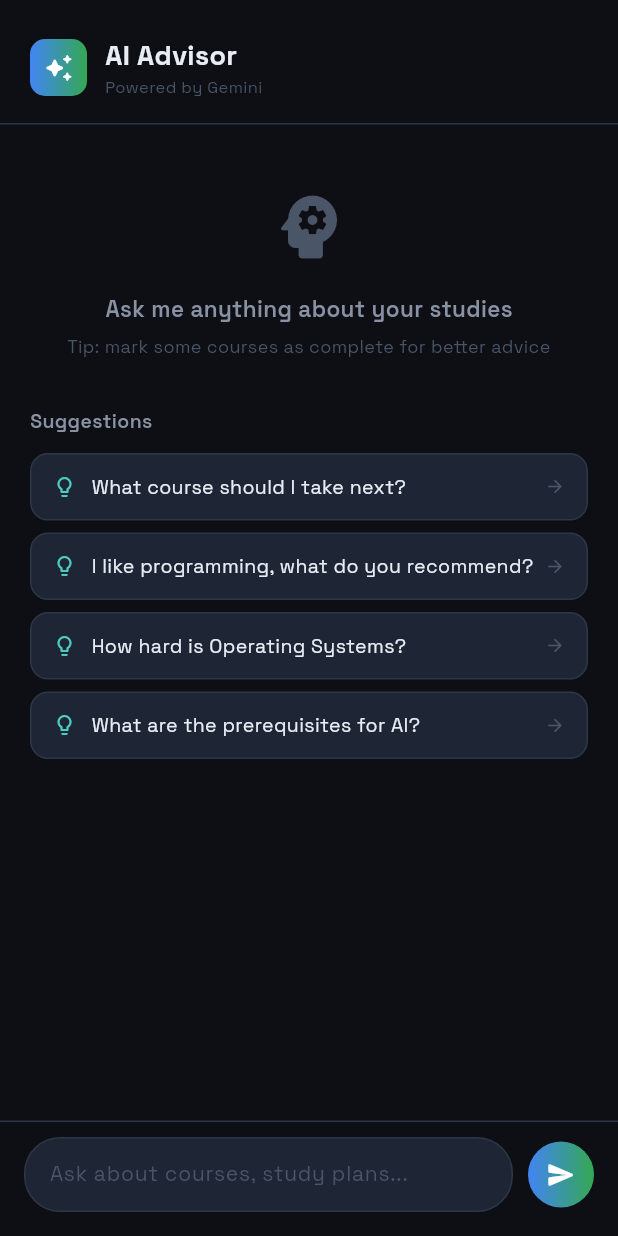
After one commit to Saudox/MobileApplicationStudyAdvisor, a Flutter app: the AiAdvisorScreen screen opened directly, after a tap on "What course should I take next?", after a tap on "Clear", on a phone screen of 412 x 824 dp. The commit adds this screen. Run offline on Flutter 3.47's test engine with Material 3 defaults, Android fonts, the phone set to English and light mode, and no system bars; our stand-ins replace google_fonts, percent_indicator, shared_preferences; accounts and stored records are empty; network calls fail.

Commit message:
added ai

```diff
--- /dev/null
+++ b/smart_study_advisor/lib/screens/ai_advisor_screen.dart
@@ -0,0 +1,516 @@
+import 'dart:convert';
+import 'package:flutter/material.dart';
+import 'package:http/http.dart' as http;
+import 'package:provider/provider.dart';
+import '../services/student_provider.dart';
+import '../theme/app_theme.dart';
+import '../widgets/common_widgets.dart';
+
+class AiAdvisorScreen extends StatefulWidget {
+  const AiAdvisorScreen({super.key});
+
+  @override
+  State<AiAdvisorScreen> createState() => _AiAdvisorScreenState();
+}
+
+class _AiAdvisorScreenState extends State<AiAdvisorScreen> {
+  static const String _apiKey = 'AIzaSyDgtjSDQTopn_8HuO7NdzOGoeOFFOh5-PY';
+  static const String _apiUrl =
+      'https://generativelanguage.googleapis.com/v1beta/models/gemini-2.0-flash:generateContent';
+
+  final TextEditingController _questionCtrl = TextEditingController();
+  final ScrollController _scrollCtrl = ScrollController();
+
+  final List<_Message> _messages = [];
+  bool _loading = false;
+
+  @override
+  void dispose() {
+    _questionCtrl.dispose();
+    _scrollCtrl.dispose();
+    super.dispose();
+  }
+
+  String _buildPrompt(String userQuestion, StudentProvider provider) {
+    final completed = provider.completedCourses.isEmpty
+        ? 'None yet'
+        : provider.completedCourses.join(', ');
+    final interests = provider.interests.isEmpty
+        ? 'Not specified'
+        : provider.interests.join(', ');
+
+    return '''You are a Smart Study Advisor for Alexandria University's Computer & Systems Engineering (CSE) department.
+
+Student profile:
+- Completed courses: $completed
+- Interests: $interests
+
+The available course categories are: math, programming, hardware, theory, ai, systems, general.
+
+The student asks: "$userQuestion"
+
+Give helpful, specific, friendly advice about their studies. Keep it concise (3-5 sentences max).
+If recommending courses, mention why they fit the student's interests and completed courses.
+Do not use markdown formatting like ** or ## — use plain text only.''';
+  }
+
+  Future<void> _sendMessage(String question, StudentProvider provider) async {
+    if (question.trim().isEmpty) return;
+
+    setState(() {
+      _messages.add(_Message(text: question, isUser: true));
+      _loading = true;
+    });
+    _questionCtrl.clear();
+    _scrollToBottom();
+
+    try {
+      final response = await http.post(
+        Uri.parse('$_apiUrl?key=$_apiKey'),
+        headers: {'Content-Type': 'application/json'},
+        body: jsonEncode({
+          'contents': [
+            {
+              'parts': [
+                {'text': _buildPrompt(question, provider)}
+              ]
+            }
+          ],
+          'generationConfig': {
+            'temperature': 0.7,
+            'maxOutputTokens': 300,
+          }
+        }),
+      );
+
+      if (response.statusCode == 200) {
+        final data = jsonDecode(response.body);
+        final text = data['candidates'][0]['content']['parts'][0]['text']
+            as String;
+        setState(() {
+          _messages.add(_Message(text: text.trim(), isUser: false));
+          _loading = false;
+        });
+      } else {
+        throw Exception('Status ${response.statusCode}');
+      }
+    } catch (e) {
+      setState(() {
+        _messages.add(_Message(
+          text: 'Sorry, I could not connect to the AI. Check your internet connection and try again.',
+          isUser: false,
+          isError: true,
+        ));
+        _loading = false;
+      });
+    }
+    _scrollToBottom();
+  }
+
+  void _scrollToBottom() {
+    WidgetsBinding.instance.addPostFrameCallback((_) {
+      if (_scrollCtrl.hasClients) {
+        _scrollCtrl.animateTo(
+          _scrollCtrl.position.maxScrollExtent,
+          duration: const Duration(milliseconds: 300),
+          curve: Curves.easeOut,
+        );
+      }
+    });
+  }
+
+  @override
+  Widget build(BuildContext context) {
+    return Consumer<StudentProvider>(
+      builder: (context, provider, _) {
+        return Scaffold(
+          backgroundColor: AppTheme.background,
+          body: SafeArea(
+            child: Column(
+              children: [
+                _buildHeader(provider),
+                Expanded(
+                  child: _messages.isEmpty
+                      ? _buildEmptyState(provider)
+                      : _buildMessageList(),
+                ),
+                if (_loading) _buildTypingIndicator(),
+                _buildInputBar(provider),
+              ],
+            ),
+          ),
+        );
+      },
+    );
+  }
+
+  Widget _buildHeader(StudentProvider provider) {
+    return Container(
+      padding: const EdgeInsets.fromLTRB(20, 24, 20, 16),
+      decoration: BoxDecoration(
+        color: AppTheme.background,
+        border: Border(bottom: BorderSide(color: AppTheme.border)),
+      ),
+      child: Row(
+        children: [
+          Container(
+            width: 38,
+            height: 38,
+            decoration: BoxDecoration(
+              gradient: const LinearGradient(
+                colors: [Color(0xFF4285F4), Color(0xFF34A853)],
+              ),
+              borderRadius: BorderRadius.circular(10),
+            ),
+            child: const Icon(Icons.auto_awesome_rounded,
+                color: Colors.white, size: 20),
+          ),
+          const SizedBox(width: 12),
+          const Expanded(
+            child: Column(
+              crossAxisAlignment: CrossAxisAlignment.start,
+              children: [
+                Text('AI Advisor',
+                    style: TextStyle(
+                        color: AppTheme.textPrimary,
+                        fontSize: 18,
+                        fontWeight: FontWeight.w700)),
+                Text('Powered by Gemini',
+                    style: TextStyle(
+                        color: AppTheme.textMuted, fontSize: 11)),
+              ],
+            ),
+          ),
+          if (_messages.isNotEmpty)
+            GestureDetector(
+              onTap: () => setState(() => _messages.clear()),
+              child: Container(
+                padding:
+                    const EdgeInsets.symmetric(horizontal: 10, vertical: 5),
+                decoration: BoxDecoration(
+                  color: AppTheme.surfaceElevated,
+                  borderRadius: BorderRadius.circular(8),
+                  border: Border.all(color: AppTheme.border),
+                ),
+                child: const Text('Clear',
+                    style: TextStyle(
+                        color: AppTheme.textSecondary, fontSize: 12)),
+              ),
+            ),
+        ],
+      ),
+    );
+  }
+
+  Widget _buildEmptyState(StudentProvider provider) {
+    final suggestions = [
+      'What course should I take next?',
+      'I like programming, what do you recommend?',
+      'How hard is Operating Systems?',
+      'What are the prerequisites for AI?',
+    ];
+
+    return ListView(
+      padding: const EdgeInsets.all(20),
+      children: [
+        const SizedBox(height: 20),
+        const Center(
+          child: Icon(Icons.psychology_rounded,
+              size: 56, color: AppTheme.textMuted),
+        ),
+        const SizedBox(height: 16),
+        const Center(
+          child: Text('Ask me anything about your studies',
+              style: TextStyle(
+                  color: AppTheme.textSecondary,
+                  fontSize: 15,
+                  fontWeight: FontWeight.w600)),
+        ),
+        const SizedBox(height: 6),
+        Center(
+          child: Text(
+            provider.completedCourses.isEmpty
+                ? 'Tip: mark some courses as complete for better advice'
+                : 'I know you\'ve completed ${provider.completedCourses.length} courses',
+            textAlign: TextAlign.center,
+            style: const TextStyle(color: AppTheme.textMuted, fontSize: 12),
+          ),
+        ),
+        const SizedBox(height: 32),
+        const Text('Suggestions',
+            style: TextStyle(
+                color: AppTheme.textSecondary,
+                fontSize: 13,
+                fontWeight: FontWeight.w600)),
+        const SizedBox(height: 12),
+        ...suggestions.map((s) => GestureDetector(
+              onTap: () => _sendMessage(s, provider),
+              child: Container(
+                margin: const EdgeInsets.only(bottom: 8),
+                padding: const EdgeInsets.symmetric(
+                    horizontal: 14, vertical: 12),
+                decoration: BoxDecoration(
+                  color: AppTheme.surfaceElevated,
+                  borderRadius: BorderRadius.circular(12),
+                  border: Border.all(color: AppTheme.border),
+                ),
+                child: Row(
+                  children: [
+                    const Icon(Icons.lightbulb_outline_rounded,
+                        size: 16, color: AppTheme.accent),
+                    const SizedBox(width: 10),
+                    Expanded(
+                      child: Text(s,
+                          style: const TextStyle(
+                              color: AppTheme.textPrimary, fontSize: 13)),
+                    ),
+                    const Icon(Icons.arrow_forward_rounded,
+                        size: 14, color: AppTheme.textMuted),
+                  ],
+                ),
+              ),
+            )),
+      ],
+    );
+  }
+
+  Widget _buildMessageList() {
+    return ListView.builder(
+      controller: _scrollCtrl,
+      padding: const EdgeInsets.fromLTRB(20, 12, 20, 8),
+      itemCount: _messages.length,
+      itemBuilder: (context, idx) {
+        final msg = _messages[idx];
+        return _MessageBubble(message: msg);
+      },
+    );
+  }
+
+  Widget _buildTypingIndicator() {
+    return Padding(
+      padding: const EdgeInsets.fromLTRB(20, 0, 20, 8),
+      child: Row(
+        children: [
+          Container(
+            width: 32,
+            height: 32,
+            decoration: BoxDecoration(
+              gradient: const LinearGradient(
+                colors: [Color(0xFF4285F4), Color(0xFF34A853)],
+              ),
+              borderRadius: BorderRadius.circular(8),
+            ),
+            child: const Icon(Icons.auto_awesome_rounded,
+                color: Colors.white, size: 16),
+          ),
+          const SizedBox(width: 10),
+          Container(
+            padding:
+                const EdgeInsets.symmetric(horizontal: 14, vertical: 10),
+            decoration: BoxDecoration(
+              color: AppTheme.surfaceElevated,
+              borderRadius: BorderRadius.circular(14),
+            ),
+            child: const _TypingDots(),
+          ),
+        ],
+      ),
+    );
+  }
+
+  Widget _buildInputBar(StudentProvider provider) {
+    return Container(
+      padding: const EdgeInsets.fromLTRB(16, 10, 16, 16),
+      decoration: BoxDecoration(
+        color: AppTheme.background,
+        border: Border(top: BorderSide(color: AppTheme.border)),
+      ),
+      child: Row(
+        children: [
+          Expanded(
+            child: Container(
+              decoration: BoxDecoration(
+                color: AppTheme.surfaceElevated,
+                borderRadius: BorderRadius.circular(24),
+                border: Border.all(color: AppTheme.border),
+              ),
+              child: TextField(
+                controller: _questionCtrl,
+                style: const TextStyle(
+                    color: AppTheme.textPrimary, fontSize: 14),
+                maxLines: null,
+                textCapitalization: TextCapitalization.sentences,
+                decoration: const InputDecoration(
+                  hintText: 'Ask about courses, study plans...',
+                  hintStyle:
+                      TextStyle(color: AppTheme.textMuted, fontSize: 14),
+                  border: InputBorder.none,
+                  contentPadding: EdgeInsets.symmetric(
+                      horizontal: 16, vertical: 10),
+                ),
+                onSubmitted: (v) => _sendMessage(v, provider),
+              ),
+            ),
+          ),
+          const SizedBox(width: 10),
+          GestureDetector(
+            onTap: _loading
+                ? null
+                : () => _sendMessage(_questionCtrl.text, provider),
+            child: AnimatedContainer(
+              duration: const Duration(milliseconds: 200),
+              width: 44,
+              height: 44,
+              decoration: BoxDecoration(
+                gradient: _loading
+                    ? null
+                    : const LinearGradient(
+                        colors: [Color(0xFF4285F4), Color(0xFF34A853)],
+                      ),
+                color: _loading ? AppTheme.border : null,
+                shape: BoxShape.circle,
+              ),
+              child: Icon(
+                Icons.send_rounded,
+                color: _loading ? AppTheme.textMuted : Colors.white,
+                size: 20,
+              ),
+            ),
+          ),
+        ],
+      ),
+    );
+  }
+}
+
+class _Message {
+  final String text;
+  final bool isUser;
+  final bool isError;
+
+  _Message({required this.text, required this.isUser, this.isError = false});
+}
+
+class _MessageBubble extends StatelessWidget {
+  final _Message message;
+
+  const _MessageBubble({required this.message});
+
+  @override
+  Widget build(BuildContext context) {
+    final isUser = message.isUser;
+    return Padding(
+      padding: const EdgeInsets.only(bottom: 12),
+      child: Row(
+        mainAxisAlignment:
+            isUser ? MainAxisAlignment.end : MainAxisAlignment.start,
+        crossAxisAlignment: CrossAxisAlignment.end,
+        children: [
+          if (!isUser) ...[
+            Container(
+              width: 28,
+              height: 28,
+              decoration: BoxDecoration(
+                gradient: const LinearGradient(
+                  colors: [Color(0xFF4285F4), Color(0xFF34A853)],
+                ),
+                borderRadius: BorderRadius.circular(7),
+              ),
+              child: const Icon(Icons.auto_awesome_rounded,
+                  color: Colors.white, size: 14),
+            ),
+            const SizedBox(width: 8),
+          ],
+          Flexible(
+            child: Container(
+              padding: const EdgeInsets.symmetric(
+                  horizontal: 14, vertical: 10),
+              decoration: BoxDecoration(
+                color: isUser
+                    ? AppTheme.accent.withOpacity(0.2)
+                    : message.isError
+                        ? AppTheme.error.withOpacity(0.1)
+                        : AppTheme.surfaceElevated,
+                borderRadius: BorderRadius.only(
+                  topLeft: const Radius.circular(16),
+                  topRight: const Radius.circular(16),
+                  bottomLeft: Radius.circular(isUser ? 16 : 4),
+                  bottomRight: Radius.circular(isUser ? 4 : 16),
+                ),
+                border: Border.all(
+                  color: isUser
+                      ? AppTheme.accent.withOpacity(0.3)
+                      : message.isError
+                          ? AppTheme.error.withOpacity(0.3)
+                          : AppTheme.border,
+                ),
+              ),
+              child: Text(
+                message.text,
+                style: TextStyle(
+                  color: message.isError
+                      ? AppTheme.error
+                      : AppTheme.textPrimary,
+                  fontSize: 14,
+                  height: 1.4,
+                ),
+              ),
+            ),
+          ),
+          if (isUser) const SizedBox(width: 8),
+        ],
+      ),
+    );
+  }
+}
+
+class _TypingDots extends StatefulWidget {
+  const _TypingDots();
+
+  @override
+  State<_TypingDots> createState() => _TypingDotsState();
+}
+
+class _TypingDotsState extends State<_TypingDots>
+    with SingleTickerProviderStateMixin {
+  late AnimationController _ctrl;
+
+  @override
+  void initState() {
+    super.initState();
+    _ctrl = AnimationController(
+        vsync: this, duration: const Duration(milliseconds: 900))
+      ..repeat();
+  }
+
+  @override
+  void dispose() {
+    _ctrl.dispose();
+    super.dispose();
+  }
+
+  @override
+  Widget build(BuildContext context) {
+    return AnimatedBuilder(
+      animation: _ctrl,
+      builder: (_, __) {
+        return Row(
+          mainAxisSize: MainAxisSize.min,
+          children: List.generate(3, (i) {
+            final offset = ((_ctrl.value * 3) - i).clamp(0.0, 1.0);
+            final bounce = (offset < 0.5 ? offset : 1.0 - offset) * 2;
+            return Container(
+              margin: const EdgeInsets.symmetric(horizontal: 2),
+              width: 7,
+              height: 7 + bounce * 4,
+              decoration: BoxDecoration(
+                color: AppTheme.accent.withOpacity(0.5 + bounce * 0.5),
+                borderRadius: BorderRadius.circular(4),
+              ),
+            );
+          }),
+        );
+      },
+    );
+  }
+}
--- a/smart_study_advisor/lib/screens/home_screen.dart
+++ b/smart_study_advisor/lib/screens/home_screen.dart
@@ -6,6 +6,7 @@ import '../theme/app_theme.dart';
 import '../widgets/common_widgets.dart';
 import 'recommendations_screen.dart';
 import 'courses_screen.dart';
+import 'ai_advisor_screen.dart';
 
 class HomeScreen extends StatefulWidget {
   const HomeScreen({super.key});
@@ -21,11 +22,11 @@ class _HomeScreenState extends State<HomeScreen> {
     _DashboardTab(),
     CoursesScreen(),
     RecommendationsScreen(),
+    AiAdvisorScreen(),
   ];
 
   void _onTabChanged(int i) {
     setState(() => _currentIndex = i);
-    // Refresh stats whenever user goes back to dashboard
     if (i == 0) {
       context.read<StudentProvider>().fetchStats();
     }
@@ -53,6 +54,11 @@ class _HomeScreenState extends State<HomeScreen> {
             icon: Icon(Icons.auto_awesome_outlined),
             selectedIcon: Icon(Icons.auto_awesome_rounded),
             label: 'Advisor',
+          ),
+          NavigationDestination(
+            icon: Icon(Icons.psychology_outlined),
+            selectedIcon: Icon(Icons.psychology_rounded),
+            label: 'AI Chat',
           ),
         ],
       ),
```
